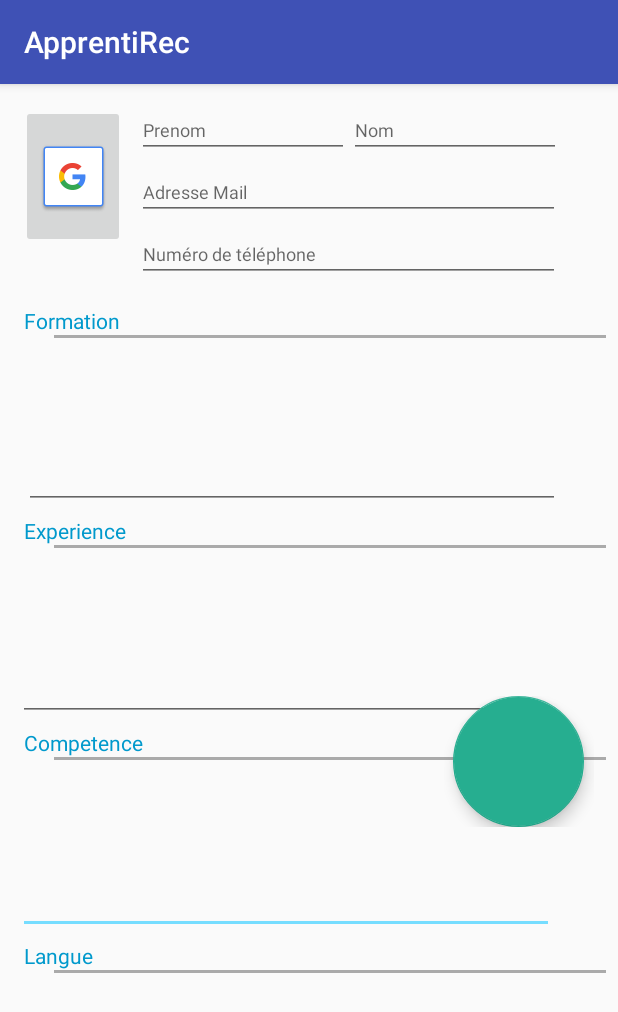
After one commit to marinnaB/ApprentiRec, an Android app: the ModifyCV screen opened directly, with no data from a screen before it, on a phone screen of 412 x 824 dp. The commit adds this screen. Shown: the top 1012 px of the screen. Run offline under Robolectric (Android 15) with nearby library versions, the phone set to English and light mode, and no system bars; our stand-ins replace Firebase (no records; nobody signed in at launch, a user with empty details on screens opened directly); 2 statements that could not run were skipped.

Commit message:
Candidat et rh profil (debut)

```diff
--- a/app/build.gradle
+++ b/app/build.gradle
@@ -39,6 +39,7 @@ dependencies {
     implementation "com.google.firebase:firebase-messaging:15.0.2"
     implementation "com.google.firebase:firebase-perf:15.1.0"
 
+    implementation 'com.android.support:design:27.1.1'
     testImplementation 'junit:junit:4.12'
     androidTestImplementation 'com.android.support.test:runner:1.0.2'
     androidTestImplementation 'com.android.support.test.espresso:espresso-core:3.0.2'
--- a/app/src/main/AndroidManifest.xml
+++ b/app/src/main/AndroidManifest.xml
@@ -20,7 +20,8 @@
         <activity android:name=".MainActivity" />
         <activity android:name=".AccountActivity.ResetPasswordActivity" />
         <activity android:name=".AccountActivity.CandidateProfileActivity" />
-        <activity android:name=".AccountActivity.HRProfileActivity"></activity>
+        <activity android:name=".AccountActivity.HRProfileActivity" />
+        <activity android:name=".CV.ModifyCV"></activity>
     </application>
 
 </manifest>
--- /dev/null
+++ b/app/src/main/java/com/apprentirec/apprentirec/CV/ModifyCV.java
@@ -0,0 +1,118 @@
+package com.apprentirec.apprentirec.CV;
+import android.content.Intent;
+import android.graphics.Bitmap;
+import android.graphics.BitmapFactory;
+import android.net.Uri;
+import android.os.Bundle;
+import android.support.annotation.NonNull;
+import android.support.design.widget.FloatingActionButton;
+import android.support.v7.app.AppCompatActivity;
+import android.support.v7.widget.Toolbar;
+import android.util.Log;
+import android.view.View;
+import android.widget.Button;
+import android.widget.EditText;
+import android.widget.ImageButton;
+
+import com.google.android.gms.tasks.OnFailureListener;
+import com.google.android.gms.tasks.OnSuccessListener;
+import com.google.firebase.firestore.FirebaseFirestore;
+
+import java.io.FileNotFoundException;
+import java.util.HashMap;
+import java.util.Map;
+import com.apprentirec.apprentirec.R;
+
+public class ModifyCV extends AppCompatActivity {
+
+    public static final int PICK_IMAGE = 1;
+    private static final String TAG = "Firebase Candidat";
+    FirebaseFirestore db = FirebaseFirestore.getInstance();
+    ImageButton pdpCand;
+    //private CollectionReference db = FirebaseFirestore.getInstance().collection("Candidat");
+
+    @Override
+    protected void onCreate(Bundle savedInstanceState) {
+        super.onCreate(savedInstanceState);
+
+        setContentView(R.layout.activity_modify_cv);
+        Toolbar toolbar = (Toolbar) findViewById(R.id.toolbar);
+        setSupportActionBar(toolbar);
+
+        FloatingActionButton fab = (FloatingActionButton) findViewById(R.id.SaveCV);
+
+        fab.setOnClickListener(new View.OnClickListener() {
+            @Override
+            public void onClick(View view) {
+
+                System.out.println("Floating button pressed");
+                Map<String, Object> dataSave = new HashMap<>();
+
+                EditText nomC = (EditText) findViewById(R.id.text_nomCandidat);
+                EditText prenomC = (EditText) findViewById(R.id.text_prenomCandidat);
+                EditText mailC = (EditText) findViewById(R.id.text_adrMailCandidat);
+                String nom = nomC.getText().toString();
+                String prenom = prenomC.getText().toString();
+                final String mail = mailC.getText().toString();
+
+                if(nom.isEmpty() || prenom.isEmpty() || mail.isEmpty()){return;}
+
+                dataSave.put("Nom", nom);
+                dataSave.put("Prenom", prenom);
+                db.collection("Candidat")
+                        .document(mail).collection("CV").document().update(dataSave)
+                        .addOnSuccessListener(new OnSuccessListener<Void>() {
+                            @Override
+                            public void onSuccess(Void aVoid) {
+                                Log.d(TAG, "Document " + mail +" successfully updated!");
+                            }
+                        })
+                        .addOnFailureListener(new OnFailureListener() {
+                            @Override
+                            public void onFailure(@NonNull Exception e) {
+                                Log.w(TAG, "Error updating document", e);
+                            }
+                        });
+            }
+        });
+
+        pdpCand = (ImageButton) findViewById(R.id.btnImg_ajoutPdpCandidat);
+
+        pdpCand.setOnClickListener(new Button.OnClickListener(){
+
+            @Override
+            public void onClick(View v){
+                Intent getIntent = new Intent(Intent.ACTION_GET_CONTENT);
+                getIntent.setType("image/*");
+
+                Intent pickIntent = new Intent(Intent.ACTION_PICK, android.provider.MediaStore.Images.Media.EXTERNAL_CONTENT_URI);
+                pickIntent.setType("image/*");
+
+                Intent chooserIntent = Intent.createChooser(getIntent, "Select Image");
+                chooserIntent.putExtra(Intent.EXTRA_INITIAL_INTENTS, new Intent[] {pickIntent});
+
+                if(chooserIntent == null)
+                    return;
+
+                startActivityForResult(chooserIntent, PICK_IMAGE);
+            }
+        } );
+    }
+
+    @Override
+    public void onActivityResult(int requestCode, int resultCode, Intent data)
+    {
+        if (requestCode == PICK_IMAGE) {
+            Uri targetUri = data.getData();
+            Bitmap bitmap;
+
+            try {
+                bitmap = BitmapFactory.decodeStream(getContentResolver().openInputStream(targetUri));
+                pdpCand.setImageBitmap(bitmap);
+            } catch (FileNotFoundException e) {
+                e.printStackTrace();
+            }
+        }
+    }
+
+}
--- /dev/null
+++ b/app/src/main/res/layout/activity_modify_cv.xml
@@ -0,0 +1,256 @@
+<?xml version="1.0" encoding="utf-8"?>
+<android.support.constraint.ConstraintLayout xmlns:android="http://schemas.android.com/apk/res/android"
+    xmlns:app="http://schemas.android.com/apk/res-auto"
+    xmlns:tools="http://schemas.android.com/tools"
+    android:layout_width="match_parent"
+    android:layout_height="700dp"
+    app:layout_behavior="@string/appbar_scrolling_view_behavior"
+    tools:context=".CV.ModifyCV"
+    tools:showIn="@layout/activity_modify_cv">
+
+
+    <EditText
+        android:id="@+id/edit_Competence"
+        android:layout_width="357dp"
+        android:layout_height="104dp"
+        android:layout_marginLeft="12dp"
+        android:layout_marginStart="12dp"
+        android:layout_marginTop="12dp"
+        android:ems="10"
+        android:inputType="textMultiLine"
+        android:textSize="12sp"
+        app:layout_constraintStart_toStartOf="parent"
+        app:layout_constraintTop_toBottomOf="@+id/dividerCompetence"
+        tools:ignore="LabelFor" />
+
+    <EditText
+        android:id="@+id/edit_Experience"
+        android:layout_width="357dp"
+        android:layout_height="105dp"
+        android:layout_marginLeft="12dp"
+        android:layout_marginStart="12dp"
+        android:layout_marginTop="12dp"
+        android:ems="10"
+        android:inputType="textMultiLine"
+        android:textSize="12sp"
+        app:layout_constraintStart_toStartOf="parent"
+        app:layout_constraintTop_toTopOf="@+id/dividerExperience"
+        tools:ignore="LabelFor" />
+
+    <EditText
+        android:id="@+id/edit_Formation"
+        android:layout_width="357dp"
+        android:layout_height="104dp"
+        android:layout_marginLeft="16dp"
+        android:layout_marginStart="16dp"
+        android:layout_marginTop="12dp"
+        android:ems="10"
+        android:inputType="textMultiLine"
+        android:textSize="12sp"
+        app:layout_constraintStart_toStartOf="parent"
+        app:layout_constraintTop_toTopOf="@+id/dividerFormation"
+        tools:ignore="LabelFor" />
+
+    <TextView
+        android:id="@+id/titre_Langue"
+        android:layout_width="wrap_content"
+        android:layout_height="wrap_content"
+        android:layout_marginLeft="16dp"
+        android:layout_marginStart="16dp"
+        android:text="@string/Langue"
+        android:textColor="@android:color/holo_blue_dark"
+        app:layout_constraintBottom_toTopOf="@+id/dividerLangue"
+        app:layout_constraintStart_toStartOf="parent"
+        tools:text="Langue" />
+
+    <TextView
+        android:id="@+id/titre_Competence4"
+        android:layout_width="wrap_content"
+        android:layout_height="wrap_content"
+        android:layout_marginLeft="16dp"
+        android:layout_marginStart="16dp"
+        android:text="@string/COMPETENCE"
+        android:textColor="@android:color/holo_blue_dark"
+        app:layout_constraintBottom_toTopOf="@+id/dividerCompetence"
+        app:layout_constraintStart_toStartOf="parent"
+        tools:text="COMPETENCE" />
+
+    <TextView
+        android:id="@+id/titre_Experience"
+        android:layout_width="wrap_content"
+        android:layout_height="wrap_content"
+        android:layout_marginLeft="16dp"
+        android:layout_marginStart="16dp"
+        android:text="@string/EXPERIENCE"
+        android:textColor="@android:color/holo_blue_dark"
+        app:layout_constraintBottom_toTopOf="@+id/dividerExperience"
+        app:layout_constraintStart_toStartOf="parent"
+        tools:text="EXPERIENCE" />
+
+    <TextView
+        android:id="@+id/titre_Formation"
+        android:layout_width="wrap_content"
+        android:layout_height="wrap_content"
+        android:layout_marginLeft="16dp"
+        android:layout_marginStart="16dp"
+        android:text="@string/FORMATION"
+        android:textColor="@android:color/holo_blue_dark"
+        app:layout_constraintBottom_toTopOf="@+id/dividerFormation"
+        app:layout_constraintStart_toStartOf="parent"
+        tools:text="FORMATION" />
+
+    <View
+        android:id="@+id/dividerCompetence"
+        android:layout_width="368dp"
+        android:layout_height="2dp"
+        android:layout_marginEnd="8dp"
+        android:layout_marginRight="8dp"
+        android:layout_marginTop="24dp"
+        android:background="@android:color/darker_gray"
+        app:layout_constraintEnd_toEndOf="parent"
+        app:layout_constraintTop_toBottomOf="@+id/edit_Experience" />
+
+    <View
+        android:id="@+id/dividerLangue"
+        android:layout_width="368dp"
+        android:layout_height="2dp"
+        android:layout_marginEnd="8dp"
+        android:layout_marginRight="8dp"
+        android:layout_marginTop="24dp"
+        android:background="@android:color/darker_gray"
+        app:layout_constraintEnd_toEndOf="parent"
+        app:layout_constraintTop_toBottomOf="@+id/edit_Competence" />
+
+    <View
+        android:id="@+id/dividerExperience"
+        android:layout_width="368dp"
+        android:layout_height="2dp"
+        android:layout_marginEnd="8dp"
+        android:layout_marginRight="8dp"
+        android:layout_marginTop="24dp"
+        android:background="@android:color/darker_gray"
+        app:layout_constraintEnd_toEndOf="parent"
+        app:layout_constraintTop_toBottomOf="@+id/edit_Formation" />
+
+    <View
+        android:id="@+id/dividerFormation"
+        android:layout_width="368dp"
+        android:layout_height="2dp"
+        android:layout_marginEnd="8dp"
+        android:layout_marginRight="8dp"
+        android:layout_marginTop="35dp"
+        android:background="@android:color/darker_gray"
+        app:layout_constraintEnd_toEndOf="parent"
+        app:layout_constraintTop_toBottomOf="@+id/text_numCandidat" />
+
+    <EditText
+        android:id="@+id/text_nomCandidat"
+        android:layout_width="141dp"
+        android:layout_height="33dp"
+        android:layout_marginTop="16dp"
+        android:hint="@string/nom"
+        android:inputType="text"
+        android:textColor="?attr/colorPrimary"
+        android:textSize="12sp"
+        app:layout_constraintStart_toEndOf="@+id/text_prenomCandidat"
+        app:layout_constraintTop_toTopOf="parent" />
+
+    <EditText
+        android:id="@+id/text_prenomCandidat"
+        android:layout_width="141dp"
+        android:layout_height="33dp"
+        android:layout_marginLeft="8dp"
+        android:layout_marginStart="8dp"
+        android:layout_marginTop="16dp"
+        android:hint="@string/prenom"
+        android:inputType="text"
+        android:textColor="?attr/colorPrimary"
+        android:textSize="12sp"
+        app:layout_constraintStart_toEndOf="@+id/btnImg_ajoutPdpCandidat"
+        app:layout_constraintTop_toTopOf="parent" />
+
+    <EditText
+        android:id="@+id/text_adrMailCandidat"
+        android:layout_width="282dp"
+        android:layout_height="33dp"
+        android:layout_marginLeft="8dp"
+        android:layout_marginStart="8dp"
+        android:layout_marginTop="8dp"
+        android:ems="10"
+        android:hint="@string/adresse_mail"
+        android:inputType="textEmailAddress"
+        android:textSize="12sp"
+        app:layout_constraintStart_toEndOf="@+id/btnImg_ajoutPdpCandidat"
+        app:layout_constraintTop_toBottomOf="@+id/text_nomCandidat" />
+
+    <EditText
+        android:id="@+id/text_numCandidat"
+        android:layout_width="282dp"
+        android:layout_height="33dp"
+        android:layout_marginLeft="8dp"
+        android:layout_marginStart="8dp"
+        android:layout_marginTop="8dp"
+        android:ems="10"
+        android:hint="@string/num_ro_de_t_l_phone"
+        android:inputType="phone"
+        android:textSize="12sp"
+        app:layout_constraintStart_toEndOf="@+id/btnImg_ajoutPdpCandidat"
+        app:layout_constraintTop_toBottomOf="@+id/text_adrMailCandidat" />
+
+    <ImageButton
+        android:id="@+id/btnImg_ajoutPdpCandidat"
+        android:layout_width="69dp"
+        android:layout_height="95dp"
+        android:layout_marginLeft="14dp"
+        android:layout_marginStart="14dp"
+        android:layout_marginTop="14dp"
+        android:contentDescription="@string/btn_pdp"
+        app:layout_constraintStart_toStartOf="parent"
+        app:layout_constraintTop_toTopOf="parent"
+        app:srcCompat="@drawable/common_google_signin_btn_icon_dark" />
+
+    <FrameLayout
+        android:layout_width="100dp"
+        android:layout_height="87dp"
+        android:layout_gravity="bottom|right"
+        android:layout_marginEnd="16dp"
+        android:layout_marginRight="16dp"
+        android:layout_marginTop="408dp"
+        app:layout_constraintEnd_toEndOf="parent"
+        app:layout_constraintTop_toTopOf="parent">
+
+        <android.support.design.widget.FloatingActionButton
+            android:id="@+id/SaveCV"
+            android:layout_width="match_parent"
+            android:layout_height="match_parent"
+            android:layout_gravity="center"
+            app:backgroundTint="@color/bg_login" />
+
+        <TextView
+            android:id="@+id/text_saveCV"
+            android:layout_width="wrap_content"
+            android:layout_height="wrap_content"
+            android:layout_gravity="center"
+            android:text="@string/Enregistrer"
+            tools:text="Enregistrer" />
+    </FrameLayout>
+
+
+
+
+    <EditText
+        android:id="@+id/edit_Langue"
+        android:layout_width="357dp"
+        android:layout_height="104dp"
+        android:layout_marginLeft="356dp"
+        android:layout_marginStart="356dp"
+        android:layout_marginTop="52dp"
+        android:ems="10"
+        android:inputType="textMultiLine"
+        android:textSize="12sp"
+        app:layout_constraintStart_toStartOf="parent"
+        app:layout_constraintTop_toBottomOf="@+id/dividerLangue"
+        tools:ignore="LabelFor" />
+
+
+</android.support.constraint.ConstraintLayout>
--- a/app/src/main/res/values/strings.xml
+++ b/app/src/main/res/values/strings.xml
@@ -29,5 +29,22 @@
     <string name="btn_sign_out">Sign Out</string>
     <string name="lbl_forgot_password">Forgot password?</string>
     <string name="forgot_password_msg">We just need your registered Email Id to sent you password reset instructions.</string>
+    <string name="title_activity_modifier_cv">ModifierCV</string>
+
+    <string name="title_activity_profile_candi">activity_profileCandidat</string>
+    <string name="nom">Nom</string>
+    <string name="prenom">Prenom</string>
+    <string name="adresse_mail">Adresse Mail</string>
+    <string name="num_ro_de_t_l_phone">Numéro de téléphone</string>
+    <string name="btn_pdp" />
+    <string name="cv">CV</string>
+    <string name="FORMATION">Formation</string>
+    <string name="EXPERIENCE">Experience </string>
+    <string name="COMPETENCE">Competence</string>
+    <string name="Langue"> Langue </string>
+    <string name="Enregistrer">Enregistrer</string>
+
+
+
 
 </resources>
--- a/app/src/main/res/values/styles.xml
+++ b/app/src/main/res/values/styles.xml
@@ -8,4 +8,13 @@
         <item name="colorAccent">@color/colorAccent</item>
     </style>
 
+    <style name="AppTheme.NoActionBar">
+        <item name="windowActionBar">false</item>
+        <item name="windowNoTitle">true</item>
+    </style>
+
+    <style name="AppTheme.AppBarOverlay" parent="ThemeOverlay.AppCompat.Dark.ActionBar" />
+
+    <style name="AppTheme.PopupOverlay" parent="ThemeOverlay.AppCompat.Light" />
+
 </resources>
```
